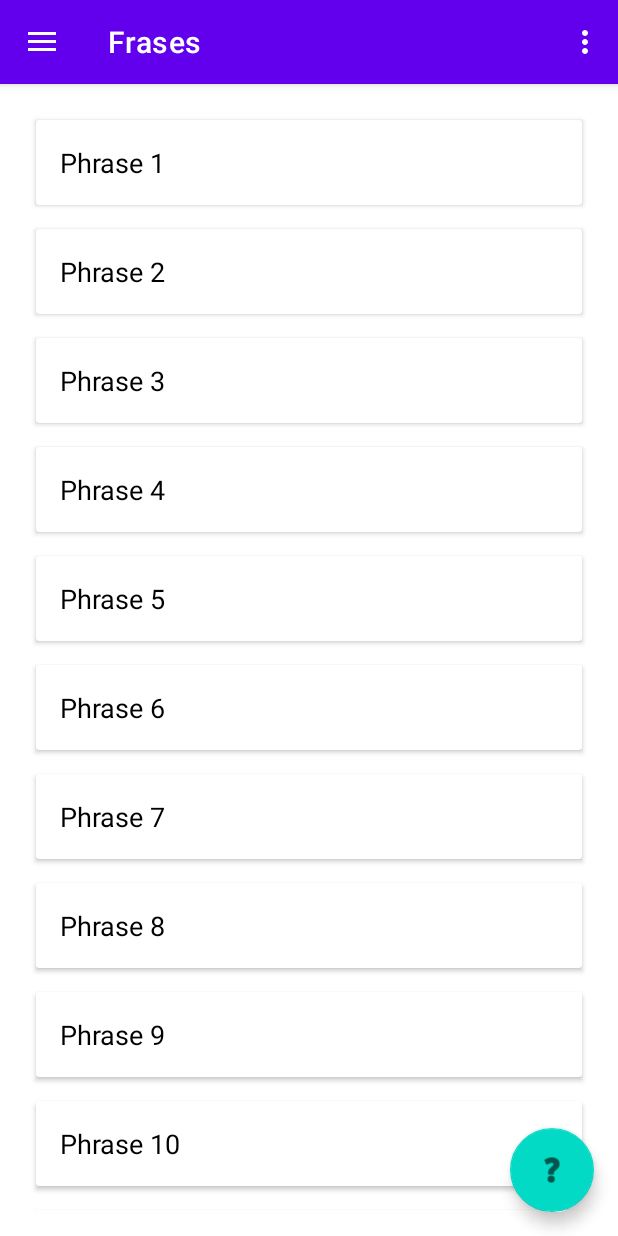
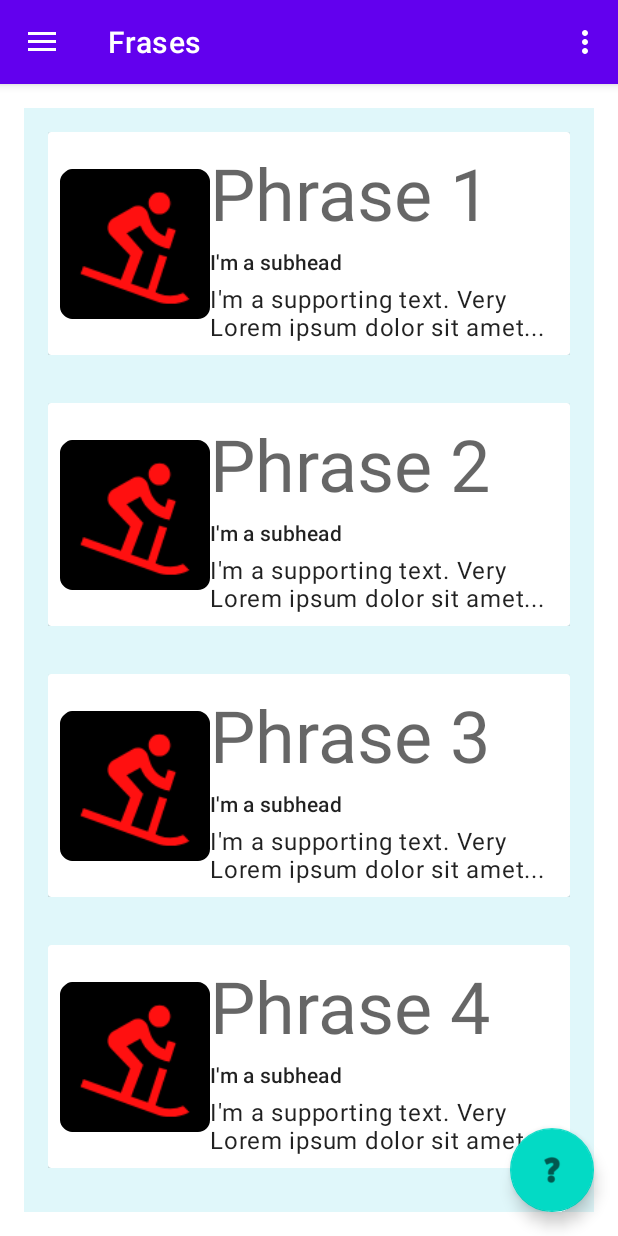
Before and after one commit to ElvisTV/arroz, an Android app: the screen it shows after launch (MainActivity), on a phone screen of 412 x 824 dp. Run offline under Robolectric (Android 15) with nearby library versions, the phone set to English and light mode, and no system bars; our stand-ins replace navigation-ui.

Commit message:
correcta diseño de carta

```diff
--- a/app/src/main/res/layout/fragment_home.xml
+++ b/app/src/main/res/layout/fragment_home.xml
@@ -17,6 +17,4 @@
         app:layout_constraintStart_toStartOf="parent"
         app:layout_constraintEnd_toEndOf="parent"/>
 
-
-
 </androidx.constraintlayout.widget.ConstraintLayout>
--- a/app/src/main/res/layout/item_card.xml
+++ b/app/src/main/res/layout/item_card.xml
@@ -1,17 +1,73 @@
 <?xml version="1.0" encoding="utf-8"?>
-<androidx.cardview.widget.CardView
+<androidx.constraintlayout.widget.ConstraintLayout
     xmlns:android="http://schemas.android.com/apk/res/android"
+    xmlns:app="http://schemas.android.com/apk/res-auto"
+    android:padding="16dp"
+    android:background="#E0F7FA"
     android:layout_width="match_parent"
-    android:layout_height="wrap_content"
-    android:layout_margin="8dp"
-    android:elevation="4dp">
+    android:layout_height="wrap_content">
 
-    <TextView
-        android:id="@+id/textViewPhrase"
+    <androidx.cardview.widget.CardView
         android:layout_width="match_parent"
         android:layout_height="wrap_content"
-        android:padding="16dp"
-        android:textSize="18sp"
-        android:textColor="@android:color/black"
-        android:text="Sample Phrase"/>
-</androidx.cardview.widget.CardView>
+        app:layout_constraintBottom_toBottomOf="parent"
+        app:layout_constraintEnd_toEndOf="parent"
+        app:layout_constraintStart_toStartOf="parent"
+        app:layout_constraintTop_toTopOf="parent">
+
+        <androidx.constraintlayout.widget.ConstraintLayout
+            android:padding="8dp"
+            android:layout_width="match_parent"
+            android:layout_height="wrap_content">
+
+            <!-- Image on the left -->
+            <ImageView
+                android:id="@+id/header_image"
+                android:layout_width="100dp"
+                android:layout_height="100dp"
+                android:src="@mipmap/ic_principal_round"
+                android:contentDescription="Product Image"
+                android:scaleType="centerCrop"
+                app:layout_constraintTop_toTopOf="parent"
+                app:layout_constraintStart_toStartOf="parent"
+                app:layout_constraintBottom_toBottomOf="parent"
+                android:layout_marginEnd="8dp"/>
+
+            <!-- Title to the right of the image -->
+            <TextView
+                android:id="@+id/textViewPhrase"
+                style="@style/TextAppearance.MaterialComponents.Headline3"
+                android:layout_width="0dp"
+                android:layout_height="wrap_content"
+                android:layout_marginBottom="4dp"
+                android:text="I'm a title"
+                app:layout_constraintStart_toEndOf="@id/header_image"
+                app:layout_constraintTop_toTopOf="parent"
+                app:layout_constraintEnd_toEndOf="parent"/>
+
+            <!-- Subhead to the right of the image -->
+            <TextView
+                android:id="@+id/subhead"
+                style="@style/TextAppearance.MaterialComponents.Subtitle2"
+                android:layout_width="0dp"
+                android:layout_height="wrap_content"
+                android:layout_marginTop="4dp"
+                android:text="I'm a subhead"
+                app:layout_constraintStart_toEndOf="@id/header_image"
+                app:layout_constraintTop_toBottomOf="@id/textViewPhrase"
+                app:layout_constraintEnd_toEndOf="parent"/>
+
+            <!-- Body text below the subhead -->
+            <TextView
+                android:id="@+id/body"
+                style="@style/TextAppearance.MaterialComponents.Body1"
+                android:layout_width="0dp"
+                android:layout_height="wrap_content"
+                android:layout_marginTop="4dp"
+                android:text="I'm a supporting text. Very Lorem ipsum dolor sit amet..."
+                app:layout_constraintStart_toEndOf="@id/header_image"
+                app:layout_constraintTop_toBottomOf="@id/subhead"
+                app:layout_constraintEnd_toEndOf="parent"/>
+        </androidx.constraintlayout.widget.ConstraintLayout>
+    </androidx.cardview.widget.CardView>
+</androidx.constraintlayout.widget.ConstraintLayout>
```
